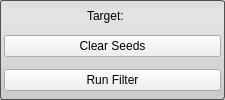
This is src/Interface/ToolInterface/ConnectedComponentFilterInterface.ui in SCIInstitute/Seg3D as Qt 5 draws it before an edit. The edited form follows.
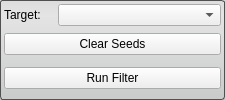
This is the edited form.

Commit message: (1) Implemented SeedPointsTool for adding/deleting seed points. It serves as a base class for any tool that require seed points. ConnectedComponentFilter now inherits it. Deleting seed points from UI hasn't been implemented yet. (2) Added ActionAdd and ActionRemove for add/remove values from StateVector.

What changed in the file:
```diff
--- a/src/Interface/ToolInterface/ConnectedComponentFilterInterface.ui
+++ b/src/Interface/ToolInterface/ConnectedComponentFilterInterface.ui
@@ -46,7 +46,7 @@
     <number>4</number>
    </property>
    <item>
-    <layout class="QHBoxLayout" name="activeHLayout" stretch="1">
+    <layout class="QHBoxLayout" name="activeHLayout" stretch="0,0">
      <property name="spacing">
       <number>4</number>
      </property>
@@ -69,6 +69,9 @@
        </property>
       </widget>
      </item>
+     <item>
+      <widget class="QComboBox" name="target_"/>
+     </item>
     </layout>
    </item>
    <item>
```
The commit also changes 16 other files.
